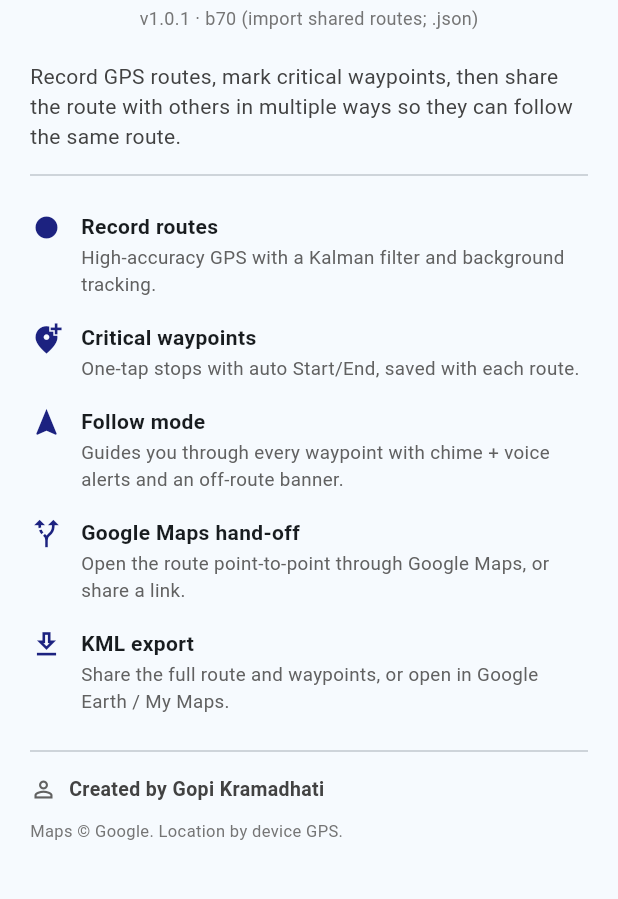
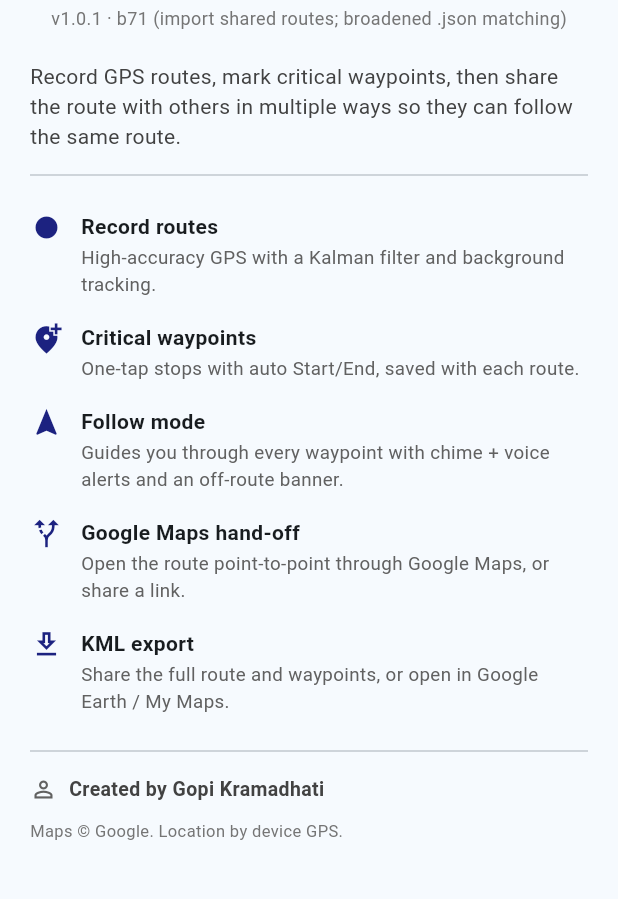
Before and after one commit to gopi-kramadhati/DhatiRouteShare, a Flutter app: the AboutScreen screen opened directly, on a phone screen of 412 x 824 dp, the part 317-1216 px from its top. Run offline on Flutter 3.47's test engine with Material 3 defaults, Android fonts, the phone set to English and light mode, and no system bars; our stand-ins replace audioplayers, file_picker, flutter_tts, geolocator, google_maps_flutter, open_filex and 2 more; missing offline and left inert: flutter_foreground_task, flutter_overlay_window, receive_sharing_intent.

Commit message:
release: bump to 1.0.1+7 (versionCode 7) — ships tested import + broadened .json matching

```diff
--- a/lib/main.dart
+++ b/lib/main.dart
@@ -20,7 +20,7 @@ import 'package:receive_sharing_intent/receive_sharing_intent.dart';
 
 /// Bump this on every change so we can tell at a glance (and in the debug log)
 /// exactly which build is running on the device.
-const String kAppVersion = 'v1.0.1 · b70 (import shared routes; .json)';
+const String kAppVersion = 'v1.0.1 · b71 (import shared routes; broadened .json matching)';
 
 /// Clean, public-facing version shown on the splash and About screens.
 const String kVersionName = '1.0.1'; // keep in sync with pubspec `version:`
--- a/pubspec.yaml
+++ b/pubspec.yaml
@@ -16,7 +16,7 @@ publish_to: 'none' # Remove this line if you wish to publish to pub.dev
 # https://developer.apple.com/library/archive/documentation/General/Reference/InfoPlistKeyReference/Articles/CoreFoundationKeys.html
 # In Windows, build-name is used as the major, minor, and patch parts
 # of the product and file versions while build-number is used as the build suffix.
-version: 1.0.1+6
+version: 1.0.1+7
 
 environment:
   sdk: ^3.12.0
```
